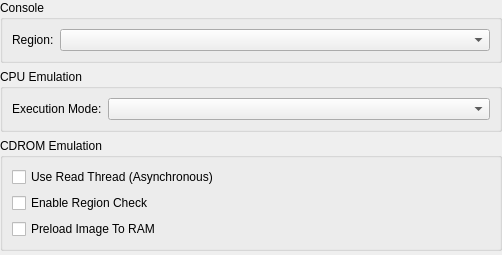
Old version of the form src/duckstation-qt/consolesettingswidget.ui in the repository kofxi3584karlayang/duckstation.
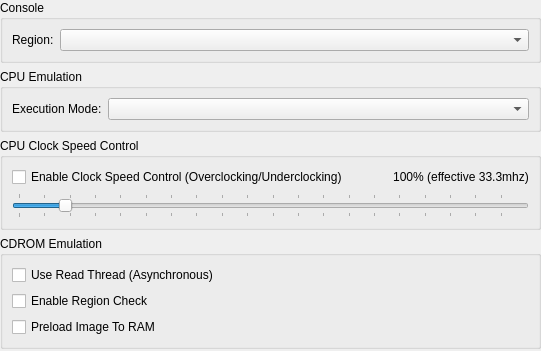
New version of the form.

Commit message: Qt: Add options for CPU overclocking

Diff of the .ui file:
```diff
--- a/src/duckstation-qt/consolesettingswidget.ui
+++ b/src/duckstation-qt/consolesettingswidget.ui
@@ -6,8 +6,8 @@
    <rect>
     <x>0</x>
     <y>0</y>
-    <width>502</width>
-    <height>255</height>
+    <width>541</width>
+    <height>351</height>
    </rect>
   </property>
   <property name="windowTitle">
@@ -64,6 +64,71 @@
      </layout>
     </widget>
    </item>
+   <item>
+    <widget class="QGroupBox" name="groupBox_3">
+     <property name="title">
+      <string>CPU Clock Speed Control</string>
+     </property>
+     <layout class="QGridLayout" name="gridLayout">
+      <item row="0" column="0">
+       <layout class="QHBoxLayout" name="horizontalLayout">
+        <item>
+         <widget class="QCheckBox" name="enableCPUClockSpeedControl">
+          <property name="text">
+           <string>Enable Clock Speed Control (Overclocking/Underclocking)</string>
+          </property>
+         </widget>
+        </item>
+        <item>
+         <spacer name="horizontalSpacer">
+          <property name="orientation">
+           <enum>Qt::Horizontal</enum>
+          </property>
+          <property name="sizeHint" stdset="0">
+           <size>
+            <width>40</width>
+            <height>20</height>
+           </size>
+          </property>
+         </spacer>
+        </item>
+        <item>
+         <widget class="QLabel" name="cpuClockSpeedLabel">
+          <property name="text">
+           <string>100% (effective 33.3mhz)</string>
+          </property>
+          <property name="alignment">
+           <set>Qt::AlignCenter</set>
+          </property>
+         </widget>
+        </item>
+       </layout>
+      </item>
+      <item row="1" column="0">
+       <widget class="QSlider" name="cpuClockSpeed">
+        <property name="minimum">
+         <number>10</number>
+        </property>
+        <property name="maximum">
+         <number>1000</number>
+        </property>
+        <property name="value">
+         <number>100</number>
+        </property>
+        <property name="orientation">
+         <enum>Qt::Horizontal</enum>
+        </property>
+        <property name="tickPosition">
+         <enum>QSlider::TicksBothSides</enum>
+        </property>
+        <property name="tickInterval">
+         <number>50</number>
+        </property>
+       </widget>
+      </item>
+     </layout>
+    </widget>
+   </item>
    <item>
     <widget class="QGroupBox" name="groupBox_4">
      <property name="title">
```
The commit also changes 2 other files.
